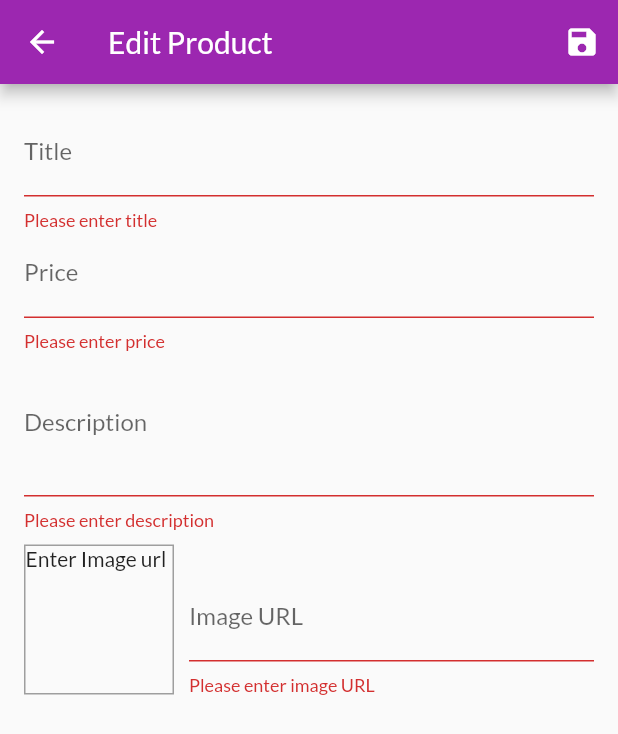
After one commit to HusenAnsari/Shop, a Flutter app: the EditProductScreen screen opened by its route, after a tap on the "save" icon, on a phone screen of 412 x 824 dp. The commit adds this screen. Shown: the top 734 px of the screen. Run offline on Flutter 3.47's test engine with Material 2 defaults, Android fonts, the phone set to English and light mode, and no system bars; network calls fail.

Commit message:
Form widget, FocusNode(), MultilineInput, Disposing object, Global key, Validating user input, Saving new product

```diff
--- a/lib/main.dart
+++ b/lib/main.dart
@@ -1,13 +1,15 @@
 import 'package:flutter/material.dart';
 import 'package:provider/provider.dart';
-import 'package:shop/screens/orders_screen.dart';
 
 import './providers/cart.dart';
 import './providers/orders.dart';
 import './providers/products_provider.dart';
 import './screens/cart_screen.dart';
+import './screens/edit_product_screen.dart';
+import './screens/orders_screen.dart';
 import './screens/product_detail_screen.dart';
 import './screens/product_overview_screen.dart';
+import './screens/user_products_screen.dart';
 
 void main() => runApp(MyApp());
 
@@ -48,6 +50,8 @@ class MyApp extends StatelessWidget {
           ProductDetailScreen.routeName: (context) => ProductDetailScreen(),
           CartScreen.routeName: (context) => CartScreen(),
           OrderScreen.routeScreen: (context) => OrderScreen(),
+          UserProductScreen.routeName: (context) => UserProductScreen(),
+          EditProductScreen.routeName: (context) => EditProductScreen(),
         },
       ),
     );
--- a/lib/providers/products_provider.dart
+++ b/lib/providers/products_provider.dart
@@ -49,7 +49,15 @@ class ProductProvide with ChangeNotifier {
     return [..._items];
   }
 
-  void addProduct() {
+  void addProduct(Product product) {
+    final newProduct = Product(
+      id: DateTime.now().toString(),
+      title: product.title,
+      description: product.description,
+      imageUrl: product.imageUrl,
+      price: product.price,
+    );
+    _items.add(newProduct);
     notifyListeners();
   }
 
--- /dev/null
+++ b/lib/screens/edit_product_screen.dart
@@ -0,0 +1,258 @@
+import 'package:flutter/material.dart';
+import 'package:provider/provider.dart';
+
+import '../providers/product.dart';
+import '../providers/products_provider.dart';
+
+class EditProductScreen extends StatefulWidget {
+  static const routeName = '/edit_product_screen';
+
+  @override
+  _EditProductScreenState createState() => _EditProductScreenState();
+}
+
+class _EditProductScreenState extends State<EditProductScreen> {
+  final _priceFocusNote = FocusNode();
+  final _descriptionFocusNote = FocusNode();
+
+  // To set preview in ImageView when loosing focus we use TextEditingController and _imageFocusNode.
+  final _imageUrlControler = TextEditingController();
+  final _imageFocusNode = FocusNode();
+  final _form = GlobalKey<FormState>();
+
+  // we need dispose FocusNode when state cleared
+  // otherwise focusNode lead in memory and cause memory leak.
+  var _editedProduct =
+  Product(id: null,
+      title: '',
+      description: '',
+      imageUrl: '',
+      price: 0);
+
+  @override
+  void dispose() {
+    super.dispose();
+    // we also need to remove listener
+    _imageFocusNode.removeListener(_updateImageUrl);
+    _priceFocusNote.dispose();
+    _descriptionFocusNote.dispose();
+    _imageUrlControler.dispose();
+    _imageFocusNode.dispose();
+  }
+
+  @override
+  void initState() {
+    super.initState();
+    _imageFocusNode.addListener(_updateImageUrl);
+  }
+
+  void _updateImageUrl() {
+    if (!_imageFocusNode.hasFocus) {
+      if ((!_imageUrlControler.text.startsWith('http') ||
+          !_imageUrlControler.text.startsWith('https')) ||
+          (!_imageUrlControler.text.endsWith('.png') &&
+              !_imageUrlControler.text.endsWith('.jpg') &&
+              !_imageUrlControler.text.endsWith('.jpeg'))) {
+        return;
+      }
+      setState(() {});
+    }
+  }
+
+  void _saveForm() {
+    // - This will trigger all validator written in TextFormField in Form.
+    // - It's return true if all validator return null and
+    //   return false if any validator return string and has ana error.
+    final isValid = _form.currentState.validate();
+    if (!isValid) {
+      return;
+    }
+    _form.currentState.save();
+    Provider.of<ProductProvide>(context, listen: false)
+        .addProduct(_editedProduct);
+    Navigator.of(context).pop();
+  }
+
+  @override
+  Widget build(BuildContext context) {
+    return Scaffold(
+      appBar: AppBar(
+        title: Text('Edit Product'),
+        actions: <Widget>[
+          IconButton(
+            icon: Icon(Icons.save),
+            onPressed: _saveForm,
+          ),
+        ],
+      ),
+      body: Padding(
+        padding: const EdgeInsets.all(16.0),
+        child: Form(
+          // assign key with _form which we create.
+          key: _form,
+          child: ListView(
+            children: <Widget>[
+              TextFormField(
+                decoration: InputDecoration(
+                  labelText: 'Title',
+                ),
+                // This is show soft keyboard action button with next input
+                textInputAction: TextInputAction.next,
+                // Use onFieldSubmitted to focus on price filed after click keyboard soft button(next).
+                onFieldSubmitted: (_) {
+                  FocusScope.of(context).requestFocus(_priceFocusNote);
+                },
+
+                // validator take value which is entered into textFormField and return string.
+                validator: (value) {
+                  if (value.isEmpty) {
+                    // here returning message when input data is incorrect.
+                    return 'Please enter title';
+                  }
+                  // here returning null means input data is correct.
+                  return null;
+                },
+                // onSaved() return value currently entered value in TextFormField.
+                // and save Title into _editedProduct.
+                onSaved: (value) {
+                  _editedProduct = Product(
+                    id: null,
+                    title: value,
+                    price: _editedProduct.price,
+                    description: _editedProduct.description,
+                    imageUrl: _editedProduct.imageUrl,
+                  );
+                },
+              ),
+              TextFormField(
+                decoration: InputDecoration(
+                  labelText: 'Price',
+                ),
+                textInputAction: TextInputAction.next,
+                keyboardType: TextInputType.number,
+                focusNode: _priceFocusNote,
+                onFieldSubmitted: (_) {
+                  FocusScope.of(context).requestFocus(_descriptionFocusNote);
+                },
+                onSaved: (value) {
+                  _editedProduct = Product(
+                    id: null,
+                    title: _editedProduct.title,
+                    price: double.parse(value),
+                    description: _editedProduct.description,
+                    imageUrl: _editedProduct.imageUrl,
+                  );
+                },
+                validator: (value) {
+                  if (value.isEmpty) {
+                    // here returning message when input data is incorrect.
+                    return 'Please enter price';
+                  }
+                  // tryParse() is use to check invalid number.
+                  if (double.tryParse(value) == null) {
+                    return 'Please enter valid number';
+                  }
+                  if (double.parse(value) <= 0) {
+                    return 'Please enter amount greater than zaro';
+                  }
+                  // here returning null means input data is correct.
+                  return null;
+                },
+              ),
+              TextFormField(
+                decoration: InputDecoration(
+                  labelText: 'Description',
+                ),
+                maxLines: 3,
+                keyboardType: TextInputType.multiline,
+                focusNode: _descriptionFocusNote,
+                onSaved: (value) {
+                  _editedProduct = Product(
+                    id: null,
+                    title: _editedProduct.title,
+                    price: _editedProduct.price,
+                    description: value,
+                    imageUrl: _editedProduct.imageUrl,
+                  );
+                },
+                validator: (value) {
+                  if (value.isEmpty) {
+                    // here returning message when input data is incorrect.
+                    return 'Please enter description';
+                  }
+                  if (value.length < 10) {
+                    return 'Please enter description greater than 10 charecters';
+                  }
+                  // here returning null means input data is correct.
+                  return null;
+                },
+              ),
+              Row(
+                crossAxisAlignment: CrossAxisAlignment.end,
+                children: <Widget>[
+                  Container(
+                    width: 100,
+                    height: 100,
+                    margin: EdgeInsets.only(top: 10, right: 10),
+                    decoration: BoxDecoration(
+                      border: Border.all(
+                        width: 1,
+                        color: Colors.grey,
+                      ),
+                    ),
+                    child: _imageUrlControler.text.isEmpty
+                        ? Text('Enter Image url')
+                        : FittedBox(
+                      child: Image.network(
+                        _imageUrlControler.text,
+                        fit: BoxFit.cover,
+                      ),
+                    ),
+                  ),
+                  Expanded(
+                    child: TextFormField(
+                      decoration: InputDecoration(labelText: 'Image URL'),
+                      keyboardType: TextInputType.url,
+                      textInputAction: TextInputAction.done,
+                      controller: _imageUrlControler,
+                      focusNode: _imageFocusNode,
+                      onFieldSubmitted: (_) {
+                        _saveForm();
+                      },
+                      onSaved: (value) {
+                        _editedProduct = Product(
+                          id: null,
+                          title: _editedProduct.title,
+                          price: _editedProduct.price,
+                          description: _editedProduct.description,
+                          imageUrl: value,
+                        );
+                      },
+                      validator: (value) {
+                        if (value.isEmpty) {
+                          // here returning message when input data is incorrect.
+                          return 'Please enter image URL';
+                        }
+                        if (!value.startsWith('http') ||
+                            !value.startsWith('https')) {
+                          return 'Please enter valid URL';
+                        }
+                        if (!value.endsWith('.png') &&
+                            !value.endsWith('.jpg') &&
+                            !value.endsWith('.jpeg')) {
+                          return 'Please enter valid image URL';
+                        }
+                        // here returning null means input data is correct.
+                        return null;
+                      },
+                    ),
+                  ),
+                ],
+              )
+            ],
+          ),
+        ),
+      ),
+    );
+  }
+}
--- a/lib/widgets/app_drawer.dart
+++ b/lib/widgets/app_drawer.dart
@@ -1,5 +1,6 @@
 import 'package:flutter/material.dart';
 import 'package:shop/screens/orders_screen.dart';
+import 'package:shop/screens/user_products_screen.dart';
 
 class AppDrawer extends StatelessWidget {
   @override
@@ -31,6 +32,16 @@ class AppDrawer extends StatelessWidget {
                   .pushReplacementNamed(OrderScreen.routeScreen);
             },
           ),
+          Divider(),
+          ListTile(
+            leading: Icon(Icons.edit),
+            title: Text('Manage Products'),
+            onTap: () {
+              // Using we navigate to OrderScreen.
+              Navigator.of(context)
+                  .pushReplacementNamed(UserProductScreen.routeName);
+            },
+          ),
         ],
       ),
     );
```
Also changed, not shown: lib/providers/cart.dart (+3 -6 lines), lib/screens/user_products_screen.dart (added, +46 -0 lines), lib/widgets/user_product_item.dart (added, +40 -0 lines).
